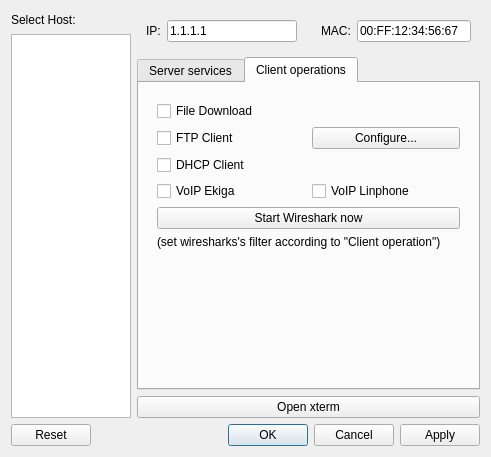
Qt form confHost.ui (koppd/mt) before a commit.
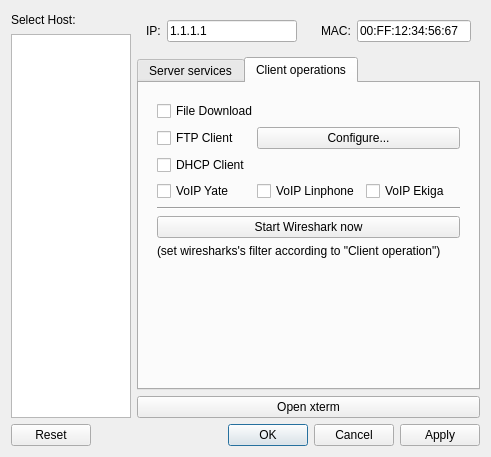
The same form after that commit. The open tabs and pages were chosen to show the change.

Commit message: VoIP phone yate implementiert

```diff
--- a/confHost.ui
+++ b/confHost.ui
@@ -177,6 +177,16 @@
        <item row="0" column="0">
         <widget class="QWidget" name="widget_4" native="true">
          <layout class="QGridLayout" name="gridLayout_2">
+          <item row="6" column="0" colspan="3">
+           <widget class="QLabel" name="label_5">
+            <property name="text">
+             <string>(set wiresharks's filter according to &quot;Client operation&quot;)</string>
+            </property>
+            <property name="wordWrap">
+             <bool>true</bool>
+            </property>
+           </widget>
+          </item>
           <item row="1" column="0">
            <widget class="QCheckBox" name="cbCFTP">
             <property name="text">
@@ -184,6 +194,36 @@
             </property>
            </widget>
           </item>
+          <item row="7" column="0">
+           <spacer name="verticalSpacer_3">
+            <property name="orientation">
+             <enum>Qt::Vertical</enum>
+            </property>
+            <property name="sizeHint" stdset="0">
+             <size>
+              <width>20</width>
+              <height>40</height>
+             </size>
+            </property>
+           </spacer>
+          </item>
+          <item row="5" column="0" colspan="3">
+           <widget class="QPushButton" name="pbCWireshark">
+            <property name="enabled">
+             <bool>true</bool>
+            </property>
+            <property name="text">
+             <string>Start Wireshark now</string>
+            </property>
+           </widget>
+          </item>
+          <item row="3" column="0">
+           <widget class="QCheckBox" name="cbCVOIPyate">
+            <property name="text">
+             <string>VoIP Yate</string>
+            </property>
+           </widget>
+          </item>
           <item row="2" column="0" colspan="2">
            <widget class="QCheckBox" name="cbCDHCP">
             <property name="text">
@@ -191,36 +231,6 @@
             </property>
            </widget>
           </item>
-          <item row="1" column="1">
-           <widget class="QPushButton" name="pbCFTP">
-            <property name="enabled">
-             <bool>true</bool>
-            </property>
-            <property name="text">
-             <string>Configure...</string>
-            </property>
-           </widget>
-          </item>
-          <item row="5" column="0" colspan="2">
-           <widget class="QLabel" name="label_5">
-            <property name="text">
-             <string>(set wiresharks's filter according to &quot;Client operation&quot;)</string>
-            </property>
-            <property name="wordWrap">
-             <bool>true</bool>
-            </property>
-           </widget>
-          </item>
-          <item row="4" column="0" colspan="2">
-           <widget class="QPushButton" name="pbCWireshark">
-            <property name="enabled">
-             <bool>true</bool>
-            </property>
-            <property name="text">
-             <string>Start Wireshark now</string>
-            </property>
-           </widget>
-          </item>
           <item row="3" column="1">
            <widget class="QCheckBox" name="cbCVOIPlinphone">
             <property name="text">
@@ -235,25 +245,29 @@
             </property>
            </widget>
           </item>
-          <item row="3" column="0">
+          <item row="3" column="2">
            <widget class="QCheckBox" name="cbCVOIPekiga">
             <property name="text">
              <string>VoIP Ekiga</string>
             </property>
            </widget>
           </item>
-          <item row="6" column="0">
-           <spacer name="verticalSpacer_3">
+          <item row="1" column="1" colspan="2">
+           <widget class="QPushButton" name="pbCFTP">
+            <property name="enabled">
+             <bool>true</bool>
+            </property>
+            <property name="text">
+             <string>Configure...</string>
+            </property>
+           </widget>
+          </item>
+          <item row="4" column="0" colspan="3">
+           <widget class="Line" name="line">
             <property name="orientation">
-             <enum>Qt::Vertical</enum>
+             <enum>Qt::Horizontal</enum>
             </property>
-            <property name="sizeHint" stdset="0">
-             <size>
-              <width>20</width>
-              <height>40</height>
-             </size>
-            </property>
-           </spacer>
+           </widget>
           </item>
          </layout>
         </widget>
```
Left out of the diff: 75 changed lines with no effect on the pictures. The commit also changes 2 other files.
